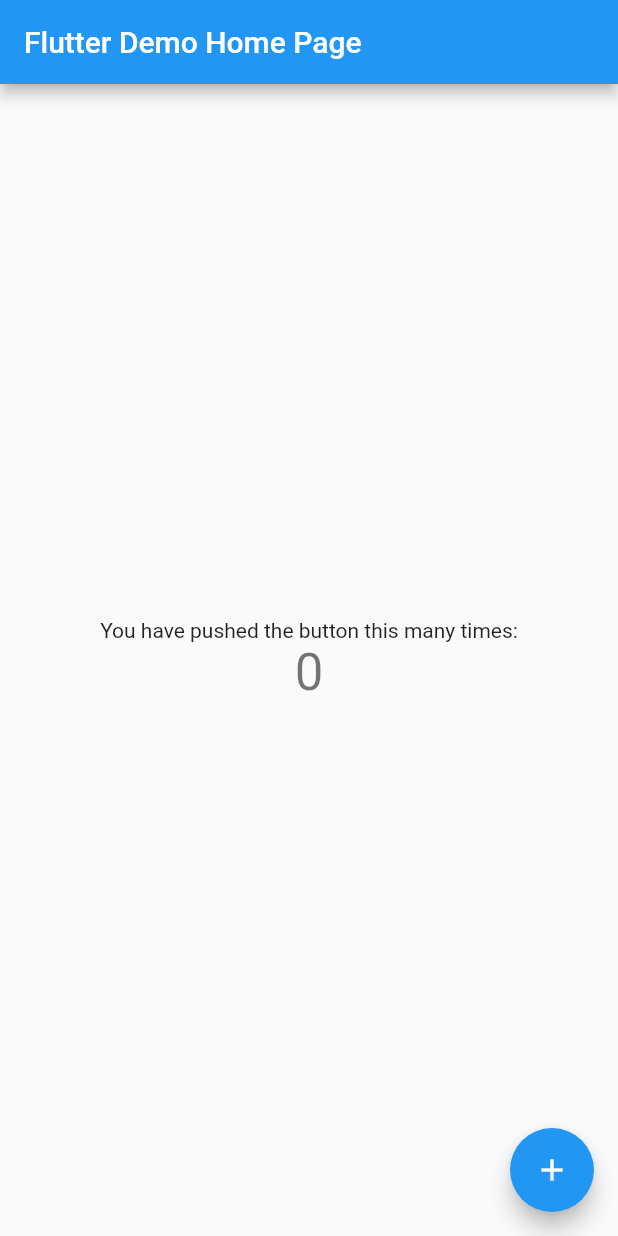
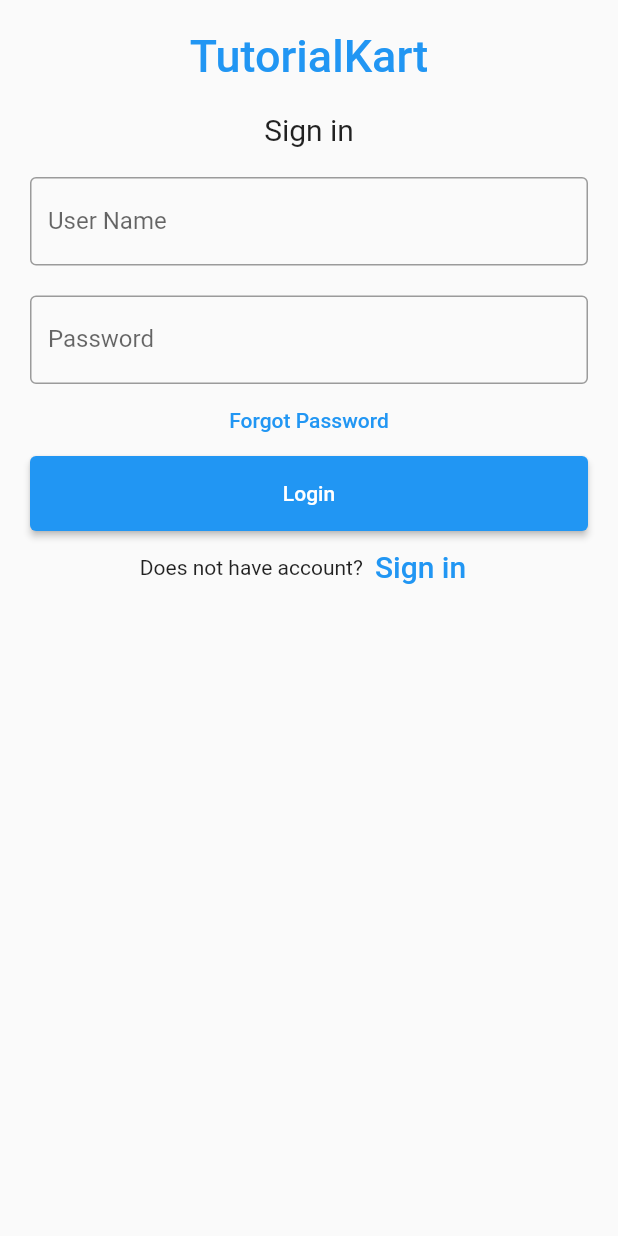
Before and after one commit to C-m3-Codin/Apostrophe__2, a Flutter app: the screen it shows after launch, on a phone screen of 412 x 824 dp. Run offline on Flutter 3.47's test engine with Material 2 defaults, Android fonts, the phone set to English and light mode, and no system bars.

Commit message:
Auth api works

```diff
--- a/lib/main.dart
+++ b/lib/main.dart
@@ -1,4 +1,7 @@
+import 'dart:convert';
+
 import 'package:flutter/material.dart';
+import 'package:http/http.dart' as http;
 
 void main() {
   runApp(const MyApp());
@@ -24,92 +27,120 @@ class MyApp extends StatelessWidget {
         // is not restarted.
         primarySwatch: Colors.blue,
       ),
-      home: const MyHomePage(title: 'Flutter Demo Home Page'),
+      home: const MyHomePage(),
     );
   }
 }
 
 class MyHomePage extends StatefulWidget {
-  const MyHomePage({Key? key, required this.title}) : super(key: key);
-
-  // This widget is the home page of your application. It is stateful, meaning
-  // that it has a State object (defined below) that contains fields that affect
-  // how it looks.
-
-  // This class is the configuration for the state. It holds the values (in this
-  // case the title) provided by the parent (in this case the App widget) and
-  // used by the build method of the State. Fields in a Widget subclass are
-  // always marked "final".
-
-  final String title;
+  const MyHomePage({Key? key}) : super(key: key);
 
   @override
   State<MyHomePage> createState() => _MyHomePageState();
 }
 
 class _MyHomePageState extends State<MyHomePage> {
-  int _counter = 0;
-
-  void _incrementCounter() {
-    setState(() {
-      // This call to setState tells the Flutter framework that something has
-      // changed in this State, which causes it to rerun the build method below
-      // so that the display can reflect the updated values. If we changed
-      // _counter without calling setState(), then the build method would not be
-      // called again, and so nothing would appear to happen.
-      _counter++;
-    });
-  }
+  TextEditingController nameController = TextEditingController();
+  TextEditingController passwordController = TextEditingController();
 
   @override
   Widget build(BuildContext context) {
-    // This method is rerun every time setState is called, for instance as done
-    // by the _incrementCounter method above.
-    //
-    // The Flutter framework has been optimized to make rerunning build methods
-    // fast, so that you can just rebuild anything that needs updating rather
-    // than having to individually change instances of widgets.
     return Scaffold(
-      appBar: AppBar(
-        // Here we take the value from the MyHomePage object that was created by
-        // the App.build method, and use it to set our appbar title.
-        title: Text(widget.title),
-      ),
-      body: Center(
-        // Center is a layout widget. It takes a single child and positions it
-        // in the middle of the parent.
-        child: Column(
-          // Column is also a layout widget. It takes a list of children and
-          // arranges them vertically. By default, it sizes itself to fit its
-          // children horizontally, and tries to be as tall as its parent.
-          //
-          // Invoke "debug painting" (press "p" in the console, choose the
-          // "Toggle Debug Paint" action from the Flutter Inspector in Android
-          // Studio, or the "Toggle Debug Paint" command in Visual Studio Code)
-          // to see the wireframe for each widget.
-          //
-          // Column has various properties to control how it sizes itself and
-          // how it positions its children. Here we use mainAxisAlignment to
-          // center the children vertically; the main axis here is the vertical
-          // axis because Columns are vertical (the cross axis would be
-          // horizontal).
-          mainAxisAlignment: MainAxisAlignment.center,
-          children: <Widget>[
-            const Text(
-              'You have pushed the button this many times:',
-            ),
-            Text(
-              '$_counter',
-              style: Theme.of(context).textTheme.headline4,
-            ),
-          ],
-        ),
-      ),
-      floatingActionButton: FloatingActionButton(
-        onPressed: _incrementCounter,
-        tooltip: 'Increment',
-        child: const Icon(Icons.add),
-      ), // This trailing comma makes auto-formatting nicer for build methods.
+      body: Padding(
+          padding: const EdgeInsets.all(10),
+          child: ListView(
+            children: <Widget>[
+              Container(
+                  alignment: Alignment.center,
+                  padding: const EdgeInsets.all(10),
+                  child: const Text(
+                    'TutorialKart',
+                    style: TextStyle(
+                        color: Colors.blue,
+                        fontWeight: FontWeight.w500,
+                        fontSize: 30),
+                  )),
+              Container(
+                  alignment: Alignment.center,
+                  padding: const EdgeInsets.all(10),
+                  child: const Text(
+                    'Sign in',
+                    style: TextStyle(fontSize: 20),
+                  )),
+              Container(
+                padding: const EdgeInsets.all(10),
+                child: TextField(
+                  controller: nameController,
+                  decoration: const InputDecoration(
+                    border: OutlineInputBorder(),
+                    labelText: 'User Name',
+                  ),
+                ),
+              ),
+              Container(
+                padding: const EdgeInsets.fromLTRB(10, 10, 10, 0),
+                child: TextField(
+                  obscureText: true,
+                  controller: passwordController,
+                  decoration: const InputDecoration(
+                    border: OutlineInputBorder(),
+                    labelText: 'Password',
+                  ),
+                ),
+              ),
+              TextButton(
+                onPressed: () {
+                  //forgot password screen
+                },
+                child: const Text(
+                  'Forgot Password',
+                ),
+              ),
+              Container(
+                  height: 50,
+                  padding: const EdgeInsets.fromLTRB(10, 0, 10, 0),
+                  child: ElevatedButton(
+                    child: const Text('Login'),
+                    onPressed: () async {
+                      var headers = {'Content-Type': 'application/json'};
+                      var request = http.Request(
+                          'POST',
+                          Uri.parse(
+                              'https://apiv2.shiprocket.in/v1/external/auth/login'));
+                      request.body = json.encode({
+                        "email": "ashish.kataria+hackathon@shiprocket.com",
+                        "password": "hackathon@2022"
+                      });
+                      request.headers.addAll(headers);
+
+                      http.StreamedResponse response = await request.send();
+
+                      if (response.statusCode == 200) {
+                        print(await response.stream.bytesToString());
+                        print(await response.toString());
+                      } else {
+                        print(response.reasonPhrase);
+                      }
+                      //signup screen
+                      print(nameController.text);
+                      print(passwordController.text);
+                    },
+                  )),
+              Row(
+                children: <Widget>[
+                  const Text('Does not have account?'),
+                  TextButton(
+                    child: const Text(
+                      'Sign in',
+                      style: TextStyle(fontSize: 20),
+                    ),
+                    onPressed: () async {},
+                  )
+                ],
+                mainAxisAlignment: MainAxisAlignment.center,
+              ),
+            ],
+          )),
     );
   }
 }
--- a/pubspec.yaml
+++ b/pubspec.yaml
@@ -34,6 +34,8 @@ dependencies:
   # The following adds the Cupertino Icons font to your application.
   # Use with the CupertinoIcons class for iOS style icons.
   cupertino_icons: ^1.0.2
+  http: ^0.13.4
+  # google_maps_flutter: ^2.1.3
 
 dev_dependencies:
   flutter_test:
```
Also changed, not shown: pubspec.lock.
